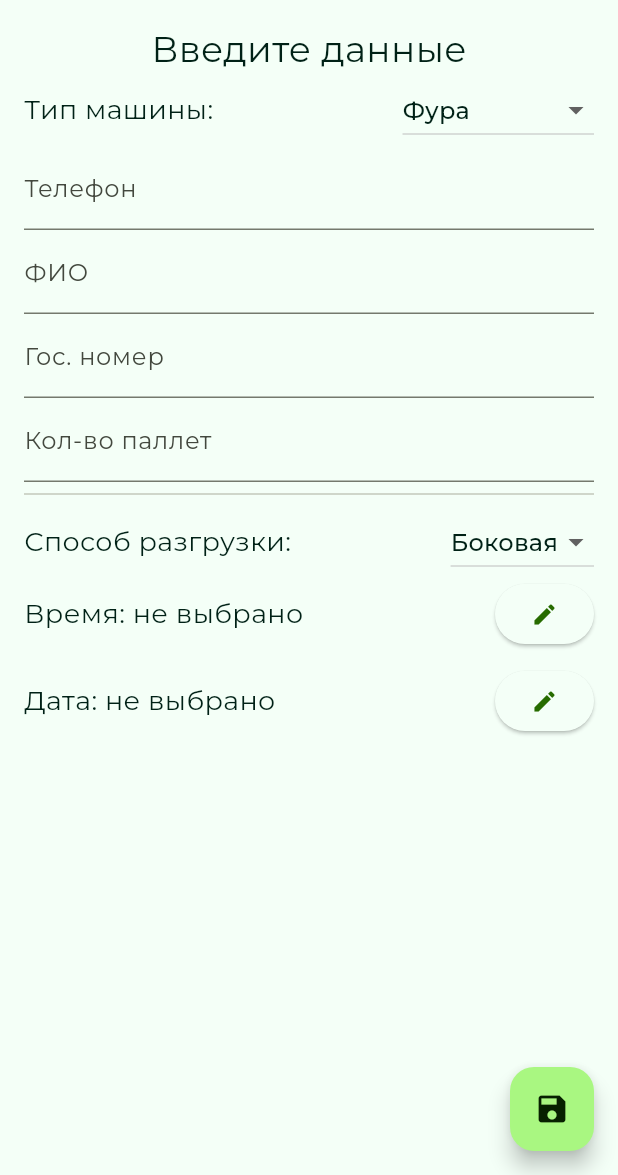
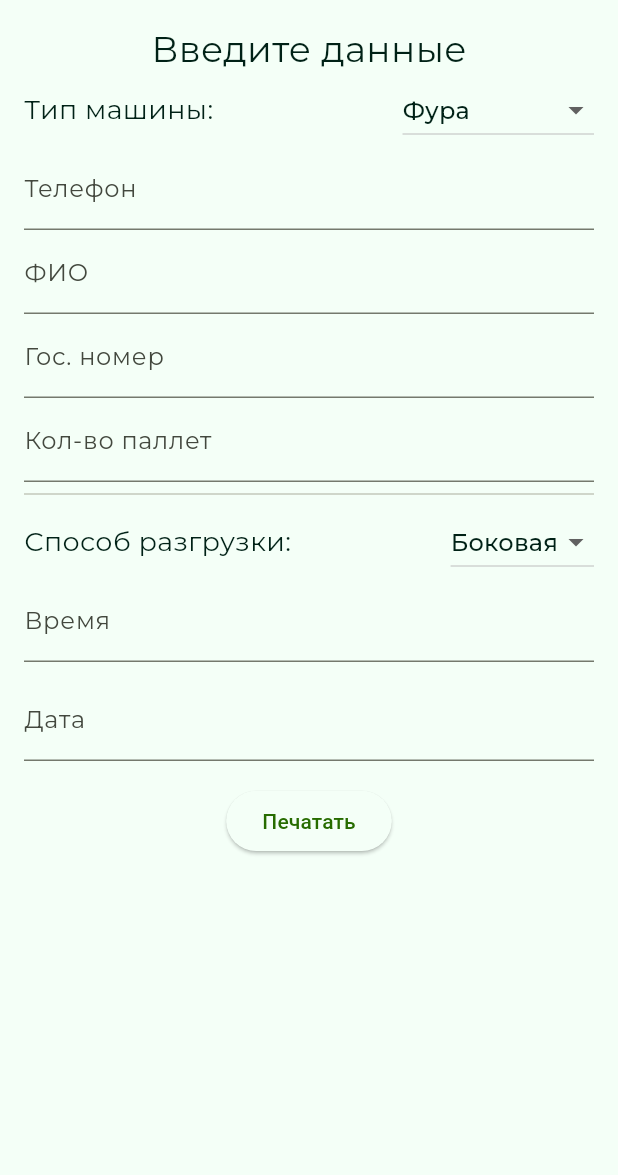
Before and after one commit to vvadev/easy_pass, a Flutter app: the screen it shows after launch, on a phone screen of 412 x 824 dp, the part 61-1236 px from its top. Run offline on Flutter 3.47's test engine with Material 2 defaults, Android fonts, the phone set to English and light mode, and no system bars; our stand-ins replace flutter_multi_formatter, get, google_fonts, package_info_plus, pdf, printing and 1 more.

Commit message:
update gradle, and buttons

```diff
--- a/lib/app.dart
+++ b/lib/app.dart
@@ -23,12 +23,12 @@ class App extends StatelessWidget {
         init: AppController(),
         builder: (controller) {
           return Scaffold(
-            floatingActionButton: FloatingActionButton(
-              onPressed: () {
-                formController.validateForm();
-              },
-              child: const Icon(Icons.save),
-            ),
+            // floatingActionButton: FloatingActionButton(
+            //   onPressed: () {
+            //     formController.validateForm();
+            //   },
+            //   child: const Icon(Icons.save),
+            // ),
             appBar: AppBar(
               actions: [
                 IconButton(
@@ -102,6 +102,15 @@ class App extends StatelessWidget {
                     Text('Введите данные',
                         style: GoogleFonts.getFont('Montserrat', fontSize: 24)),
                     const FormWidget(),
+                    const SizedBox(height: 16),
+                    ElevatedButton(
+                      onPressed: () {
+                        formController.validateForm();
+                      },
+                      child: const Text(
+                        'Печатать',
+                      ),
+                    ),
                   ],
                 ),
               ),
--- a/lib/controllers/form_controller.dart
+++ b/lib/controllers/form_controller.dart
@@ -18,7 +18,9 @@ class FormController extends GetxController {
   int numPallets = 0;
   String unloadintType = 'боковая';
   String appointedTime = 'не выбрано';
+  TextEditingController appointedTimeController = TextEditingController();
   String date = 'не выбрано';
+  TextEditingController dateController = TextEditingController();
 
   void generatePDF() async {
     PDFController pdfController = Get.put(PDFController());
@@ -184,6 +186,8 @@ class FormController extends GetxController {
     surnameController.clear();
     carNumberController.clear();
     numPalletsController.clear();
+    dateController.clear();
+    appointedTimeController.clear();
     update();
   }
 }
--- a/lib/widgets/form_widget.dart
+++ b/lib/widgets/form_widget.dart
@@ -146,38 +146,82 @@ class FormWidget extends StatelessWidget {
                 ),
               ],
             ),
-            Row(
-              children: [
-                Text(
-                  'Время: ${controller.appointedTime}',
-                  style: GoogleFonts.getFont('Montserrat', fontSize: 18),
-                ),
-                const Spacer(),
-                ElevatedButton(
-                  onPressed: () {
-                    FocusManager.instance.primaryFocus?.unfocus();
-                    controller.selectTime(context);
-                  },
-                  child: const Icon(Icons.edit),
+            // Row(
+            //   children: [
+            //     Text(
+            //       'Время: ${controller.appointedTime}',
+            //       style: GoogleFonts.getFont('Montserrat', fontSize: 18),
+            //     ),
+            //     const Spacer(),
+            //     ElevatedButton(
+            //       onPressed: () {
+            //         FocusManager.instance.primaryFocus?.unfocus();
+            //         controller.selectTime(context);
+            //       },
+            //       child: const Icon(Icons.edit),
+            //     ),
+            //   ],
+            // ),
+            TextField(
+              decoration: InputDecoration(
+                labelText: 'Время',
+                labelStyle: GoogleFonts.getFont('Montserrat'),
+              ),
+              style: GoogleFonts.getFont('Montserrat'),
+              controller: controller.appointedTimeController,
+              keyboardType: TextInputType.number,
+              inputFormatters: [
+                MaskedInputFormatter(
+                  '##:##',
+                  allowedCharMatcher: RegExp(r'[0-9]'),
                 ),
               ],
+              onChanged: (value) {
+                try {
+                  controller.changeAppointedTime(value);
+                } catch (e) {
+                  controller.changeAppointedTime('Не выбрано');
+                }
+              },
             ),
             const SizedBox(height: 10),
-            Row(
-              children: [
-                Text(
-                  'Дата: ${controller.date}',
-                  style: GoogleFonts.getFont('Montserrat', fontSize: 18),
-                ),
-                const Spacer(),
-                ElevatedButton(
-                  onPressed: () {
-                    FocusManager.instance.primaryFocus?.unfocus();
-                    controller.selectDate(context);
-                  },
-                  child: const Icon(Icons.edit),
+            // Row(
+            //   children: [
+            //     Text(
+            //       'Дата: ${controller.date}',
+            //       style: GoogleFonts.getFont('Montserrat', fontSize: 18),
+            //     ),
+            //     const Spacer(),
+            //     ElevatedButton(
+            //       onPressed: () {
+            //         FocusManager.instance.primaryFocus?.unfocus();
+            //         controller.selectDate(context);
+            //       },
+            //       child: const Icon(Icons.edit),
+            //     ),
+            //   ],
+            // ),
+            TextField(
+              decoration: InputDecoration(
+                labelText: 'Дата',
+                labelStyle: GoogleFonts.getFont('Montserrat'),
+              ),
+              style: GoogleFonts.getFont('Montserrat'),
+              controller: controller.dateController,
+              keyboardType: TextInputType.number,
+              inputFormatters: [
+                MaskedInputFormatter(
+                  '##.##.####',
+                  allowedCharMatcher: RegExp(r'[0-9]'),
                 ),
               ],
+              onChanged: (value) {
+                try {
+                  controller.changeDate(value);
+                } catch (e) {
+                  controller.changeDate('Не выбрано');
+                }
+              },
             ),
           ],
         );
--- a/pubspec.yaml
+++ b/pubspec.yaml
@@ -16,7 +16,7 @@ publish_to: 'none' # Remove this line if you wish to publish to pub.dev
 # https://developer.apple.com/library/archive/documentation/General/Reference/InfoPlistKeyReference/Articles/CoreFoundationKeys.html
 # In Windows, build-name is used as the major, minor, and patch parts
 # of the product and file versions while build-number is used as the build suffix.
-version: 1.0.62+1
+version: 1.1.1+2
 
 environment:
   sdk: '>=3.0.0-257.0.dev <4.0.0'
```
Also changed, not shown: 1 other file.
